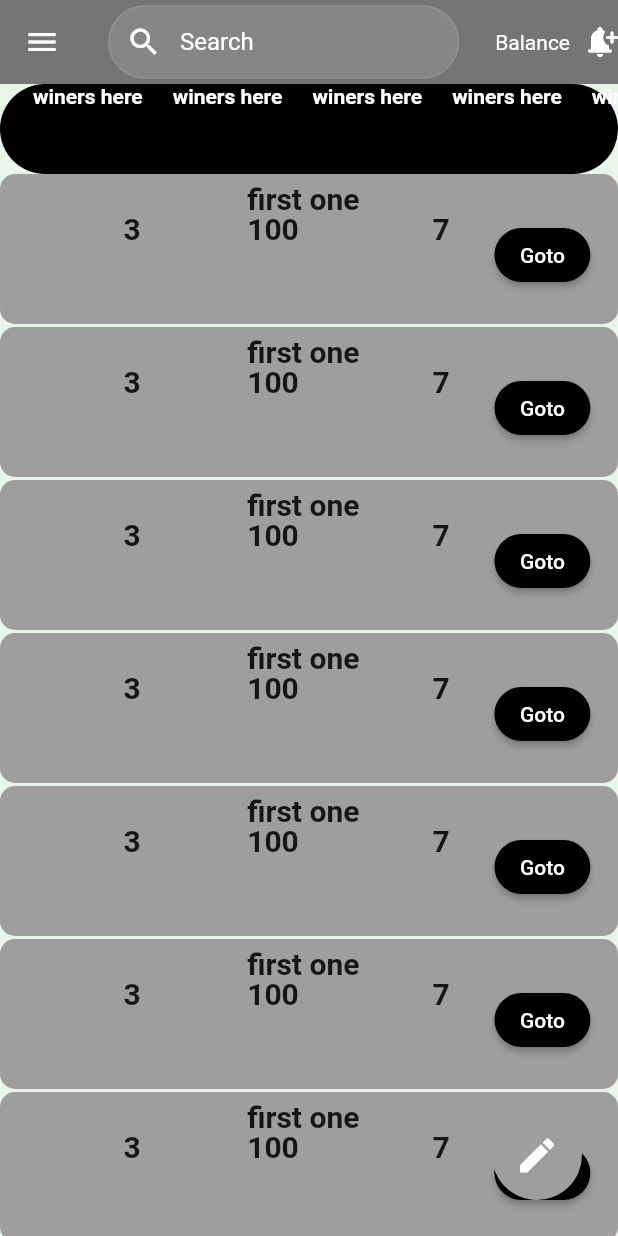
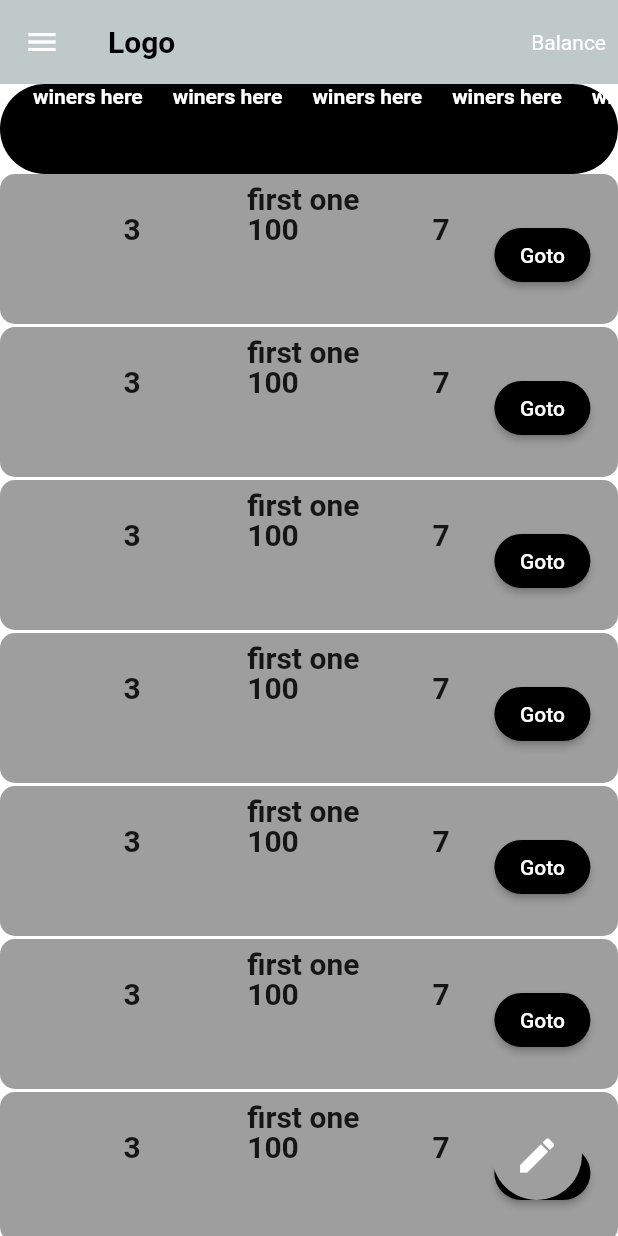
Before and after one commit to Destaritgithub/game, a Flutter app: the Login screen opened by its route, after a tap on "Log In", on a phone screen of 412 x 824 dp. Run offline on Flutter 3.47's test engine with Material 2 defaults, Android fonts, the phone set to English and light mode, and no system bars; drawn by our look-alikes of marquee; our stand-ins replace cloud_firestore, firebase_auth, firebase_core; accounts and stored records are empty.

Commit message:
merging conflict

```diff
--- a/lib/main.dart
+++ b/lib/main.dart
@@ -14,7 +14,7 @@ void main() async {
   );
   runApp(MaterialApp(
     debugShowCheckedModeBanner: false,
-    initialRoute: '/exc',
+    initialRoute: '/',
     routes: {
       '/': (context) => Home(),
       '/register': (context) => Register(),
--- a/lib/pages/home.dart
+++ b/lib/pages/home.dart
@@ -1,8 +1,7 @@
 import 'package:flutter/material.dart';
-import 'package:game/component/feed.dart';
 import 'package:game/component/listof_games.dart';
-import 'package:marquee/marquee.dart';
 import 'package:game/component/navigation_drawor.dart';
+// ignore: depend_on_referenced_packages
 import 'package:firebase_auth/firebase_auth.dart';
 
 class Home extends StatefulWidget {
@@ -15,14 +14,15 @@ class Home extends StatefulWidget {
 class _HomeState extends State<Home> {
   @override
   Widget build(BuildContext context) {
-    double screenWidth = MediaQuery.of(context).size.width;
     return Scaffold(
       resizeToAvoidBottomInset: false,
-      backgroundColor: Colors.green[50],
+      backgroundColor: Colors.white,
       appBar: AppBar(
-        title: buildSearchField(),
-        centerTitle: true,
-        backgroundColor: Colors.grey[600],
+        title: const Text(
+          'Logo',
+          style: TextStyle(color: Colors.black, fontWeight: FontWeight.bold),
+        ),
+        backgroundColor: const Color.fromARGB(217, 180, 192, 190),
         elevation: 0.0,
         actions: [
           ButtonBar(
@@ -33,24 +33,45 @@ class _HomeState extends State<Home> {
                   if (snapshot.hasData) {
                     return const Text('Balance');
                   } else {
-                    return TextButton(
+                    return Row(
+                      children: [
+                        TextButton(
+                            style: ButtonStyle(
+                                backgroundColor:
+                                    MaterialStateProperty.all(Colors.white)),
                             onPressed: () {
                               Navigator.pushNamed(context, '/register');
                             },
-                        child: Text(
-                          'Register',
+                            child: const Text(
+                              'Login',
                               style: TextStyle(
-                            color: Colors.blue[900],
+                                color: Colors.blueAccent,
                                 fontSize: 20.0,
                                 fontWeight: FontWeight.bold,
                               ),
-                        ));
+                            )),
+                        const SizedBox(
+                          width: 10,
+                        ),
+                        ElevatedButton(
+                            onPressed: () {
+                              Navigator.pushNamed(context, '/register');
+                            },
+                            child: const Text(
+                              'Register',
+                              style: TextStyle(
+                                color: Colors.white,
+                                fontSize: 20.0,
+                                fontWeight: FontWeight.bold,
+                              ),
+                            )),
+                      ],
+                    );
                   }
                 },
               ),
             ],
           ),
-          const Icon(Icons.notification_add_rounded),
         ],
       ),
       drawer: Navigation_drawor(),
```
Lines whose indentation alone changed are shown as unchanged.
